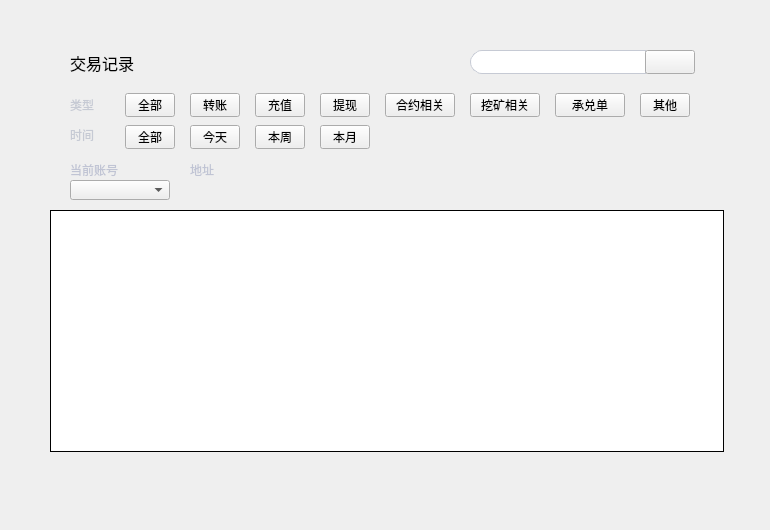
The window that LNKWallet/alltransactionwidget.ui (HcashOrg/hx-indicator) describes before a commit, drawn with Qt 5.
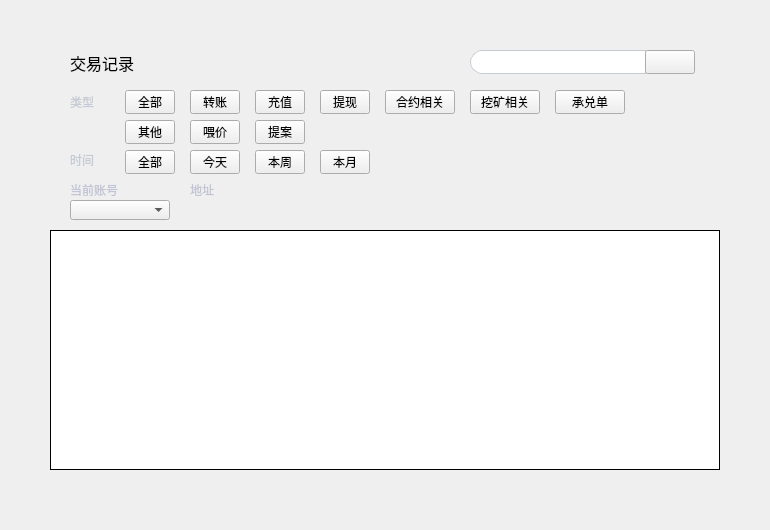
The same window after the commit. Icons and pictures are not drawn.

```diff
--- a/LNKWallet/alltransactionwidget.ui
+++ b/LNKWallet/alltransactionwidget.ui
@@ -40,7 +40,7 @@
    <property name="geometry">
     <rect>
      <x>70</x>
-     <y>95</y>
+     <y>92</y>
      <width>50</width>
      <height>20</height>
     </rect>
@@ -57,7 +57,7 @@
    <property name="geometry">
     <rect>
      <x>70</x>
-     <y>125</y>
+     <y>150</y>
      <width>50</width>
      <height>20</height>
     </rect>
@@ -74,7 +74,7 @@
    <property name="geometry">
     <rect>
      <x>125</x>
-     <y>93</y>
+     <y>90</y>
      <width>50</width>
      <height>24</height>
     </rect>
@@ -93,7 +93,7 @@
    <property name="geometry">
     <rect>
      <x>190</x>
-     <y>93</y>
+     <y>90</y>
      <width>50</width>
      <height>24</height>
     </rect>
@@ -112,7 +112,7 @@
    <property name="geometry">
     <rect>
      <x>255</x>
-     <y>93</y>
+     <y>90</y>
      <width>50</width>
      <height>24</height>
     </rect>
@@ -131,7 +131,7 @@
    <property name="geometry">
     <rect>
      <x>320</x>
-     <y>93</y>
+     <y>90</y>
      <width>50</width>
      <height>24</height>
     </rect>
@@ -150,7 +150,7 @@
    <property name="geometry">
     <rect>
      <x>385</x>
-     <y>93</y>
+     <y>90</y>
      <width>70</width>
      <height>24</height>
     </rect>
@@ -168,8 +168,8 @@
   <widget class="QToolButton" name="typeOtherBtn">
    <property name="geometry">
     <rect>
-     <x>640</x>
-     <y>93</y>
+     <x>125</x>
+     <y>120</y>
      <width>50</width>
      <height>24</height>
     </rect>
@@ -188,7 +188,7 @@
    <property name="geometry">
     <rect>
      <x>125</x>
-     <y>125</y>
+     <y>150</y>
      <width>50</width>
      <height>24</height>
     </rect>
@@ -207,7 +207,7 @@
    <property name="geometry">
     <rect>
      <x>190</x>
-     <y>125</y>
+     <y>150</y>
      <width>50</width>
      <height>24</height>
     </rect>
@@ -226,7 +226,7 @@
    <property name="geometry">
     <rect>
      <x>255</x>
-     <y>125</y>
+     <y>150</y>
      <width>50</width>
      <height>24</height>
     </rect>
@@ -245,7 +245,7 @@
    <property name="geometry">
     <rect>
      <x>320</x>
-     <y>125</y>
+     <y>150</y>
      <width>50</width>
      <height>24</height>
     </rect>
@@ -264,7 +264,7 @@
    <property name="geometry">
     <rect>
      <x>70</x>
-     <y>160</y>
+     <y>180</y>
      <width>100</width>
      <height>20</height>
     </rect>
@@ -288,7 +288,7 @@
    <property name="geometry">
     <rect>
      <x>70</x>
-     <y>180</y>
+     <y>200</y>
      <width>100</width>
      <height>20</height>
     </rect>
@@ -311,7 +311,7 @@
    <property name="geometry">
     <rect>
      <x>190</x>
-     <y>160</y>
+     <y>180</y>
      <width>100</width>
      <height>20</height>
     </rect>
@@ -335,7 +335,7 @@
    <property name="geometry">
     <rect>
      <x>190</x>
-     <y>180</y>
+     <y>200</y>
      <width>300</width>
      <height>20</height>
     </rect>
@@ -362,9 +362,9 @@
    <property name="geometry">
     <rect>
      <x>50</x>
-     <y>210</y>
-     <width>674</width>
-     <height>242</height>
+     <y>230</y>
+     <width>670</width>
+     <height>240</height>
     </rect>
    </property>
    <property name="cursor" stdset="0">
@@ -533,7 +533,7 @@
    <property name="geometry">
     <rect>
      <x>470</x>
-     <y>93</y>
+     <y>90</y>
      <width>70</width>
      <height>24</height>
     </rect>
@@ -552,7 +552,7 @@
    <property name="geometry">
     <rect>
      <x>555</x>
-     <y>93</y>
+     <y>90</y>
      <width>70</width>
      <height>24</height>
     </rect>
@@ -612,6 +612,44 @@
     </rect>
    </property>
   </widget>
+  <widget class="QToolButton" name="typeFeedPriceBtn">
+   <property name="geometry">
+    <rect>
+     <x>190</x>
+     <y>120</y>
+     <width>50</width>
+     <height>24</height>
+    </rect>
+   </property>
+   <property name="cursor">
+    <cursorShape>PointingHandCursor</cursorShape>
+   </property>
+   <property name="styleSheet">
+    <string notr="true"/>
+   </property>
+   <property name="text">
+    <string>喂价</string>
+   </property>
+  </widget>
+  <widget class="QToolButton" name="typeProposalBtn">
+   <property name="geometry">
+    <rect>
+     <x>255</x>
+     <y>120</y>
+     <width>50</width>
+     <height>24</height>
+    </rect>
+   </property>
+   <property name="cursor">
+    <cursorShape>PointingHandCursor</cursorShape>
+   </property>
+   <property name="styleSheet">
+    <string notr="true"/>
+   </property>
+   <property name="text">
+    <string>提案</string>
+   </property>
+  </widget>
  </widget>
  <resources/>
  <connections/>
```
